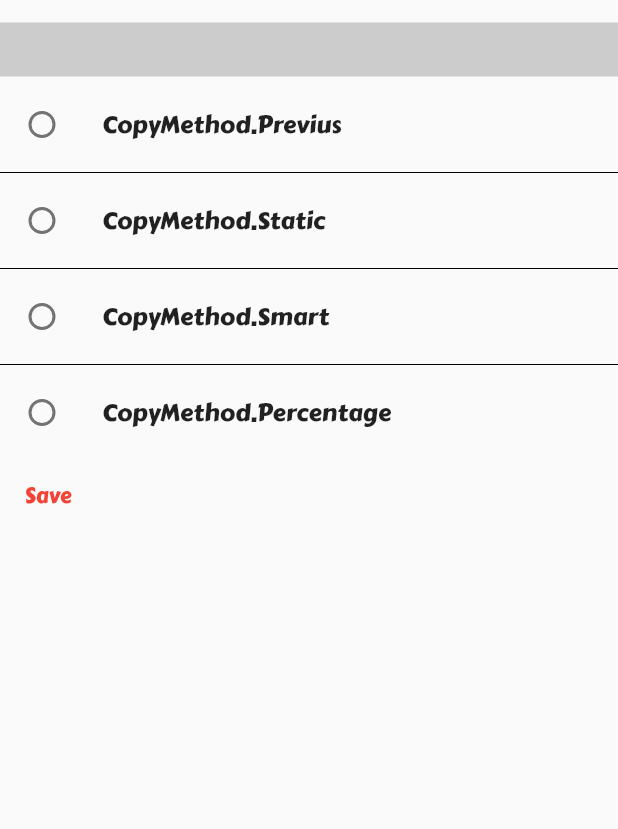
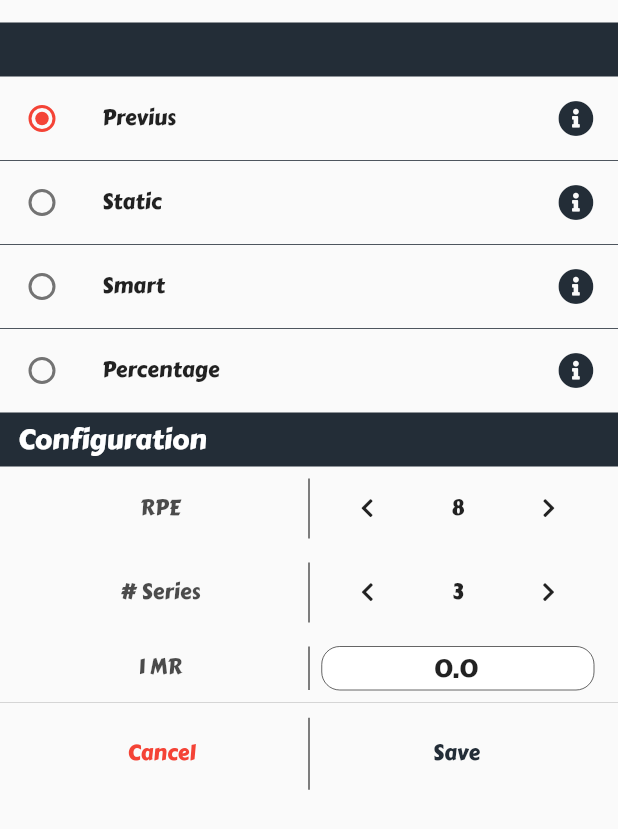
Before and after one commit to mcuv3/Tracktion, a Flutter app: the SaveSetRoutineForm widget shown alone on an empty page, opened directly with empty values, on a phone screen of 412 x 824 dp. Shown: the top 829 px of the screen. Run offline on Flutter 3.47's test engine with Material 2 defaults, Android fonts, the phone set to English and light mode, and no system bars; our stand-ins replace bloc, connectivity, fl_chart, flutter_bloc, flutter_svg, font_awesome_flutter and 4 more; missing offline and left inert: flutter_clean_calendar, flutter_cupertino_date_picker; accounts and stored records are empty; generated files the repository leaves out were written again.

Commit message:
adds ui for set routine pending logic implementation

```diff
--- a/lib/widgets/forms/SaveSetRoutine.dart
+++ b/lib/widgets/forms/SaveSetRoutine.dart
@@ -1,6 +1,11 @@
 import 'package:flutter/material.dart';
+import 'package:font_awesome_flutter/font_awesome_flutter.dart';
+import "package:tracktion/colors/custom_colors.dart";
 import 'package:tracktion/models/app/index.dart';
 import 'package:tracktion/models/tables/Routines.dart';
+import 'package:tracktion/util/enumToString.dart';
+import 'package:tracktion/widgets/inputs/input.dart';
+import 'package:tracktion/widgets/modals/showAnimatedModal.dart';
 
 class SaveSetRoutineForm extends StatefulWidget {
   final Exercise exercise;
@@ -11,65 +16,218 @@ class SaveSetRoutineForm extends StatefulWidget {
 }
 
 class _SaveSetRoutineFormState extends State<SaveSetRoutineForm> {
+  CopyMethod method = CopyMethod.Previus;
+
   final Map<String, String> copyMethods = {
     "Smart":
-        """Base of your prevous workouts with this exercise we provide al list of sets
-    of reps intelligentlly selected for to
-      make progress week by week.""",
-    "Static": """
-      Provide a number of sets that will be copied every time you select this routine,
-      you can provide a RPE target as well.
-    """,
-    "Previus": """
-      Every time you select this routine the most recent and previous set
-      of this exercise  will be copied.
-      """,
-    "Percentage": """
-      For compund exercise like Squat or Deadlift this option allow you to set a
-      percentage target base of your 1MR(Max Repetition) every time you select this routine it will
-      propump with the required value, note that can provide 1MR for flexibility.
-    """,
+        "Base of your prevous workouts with this exercise we provide al list of sets of reps intelligentlly selected for to make progress week by week."
+            "",
+    "Static":
+        "Provide a number of sets that will be copied every time you select this routine, you can provide a RPE target as well.",
+    "Previus":
+        "Every time you select this routine the most recent and previous set of this exercise  will be copied. ",
+    "Percentage":
+        "For compund exercise like Squat or Deadlift this option allow you to set a percentage target base of your 1MR(Max Repetition) every time you select this routine it will propump with the required value, note that can provide 1MR for flexibility.",
   };
+
+  void showDetails(CopyMethod copyMethod) {
+    showAnimatedModal(
+        context,
+        Column(
+          mainAxisSize: MainAxisSize.min,
+          children: [
+            SizedBox(
+              height: 15,
+            ),
+            buildHeader(enumToString(copyMethod)),
+            SizedBox(
+              height: 10,
+            ),
+            Padding(
+              padding: const EdgeInsets.all(12),
+              child: Text(
+                copyMethods[enumToString(copyMethod)],
+                textAlign: TextAlign.justify,
+              ),
+            ),
+          ],
+        ));
+  }
+
+  Widget buildDivided(Widget a, Widget b) {
+    return IntrinsicHeight(
+      child: Padding(
+        padding: const EdgeInsets.all(8.0),
+        child: Row(
+          mainAxisAlignment: MainAxisAlignment.center,
+          children: [
+            Expanded(
+              child: Align(
+                alignment: Alignment.center,
+                child: a,
+              ),
+            ),
+            VerticalDivider(
+              width: 1,
+              color: Colors.black,
+            ),
+            Expanded(
+              child: Align(
+                alignment: Alignment.center,
+                child: b,
+              ),
+            )
+          ],
+        ),
+      ),
+    );
+  }
+
+  Widget buildNumericSelector(dynamic value, Function(String) onPress) {
+    return Row(
+      mainAxisAlignment: MainAxisAlignment.spaceAround,
+      children: [
+        IconButton(
+            visualDensity: VisualDensity.compact,
+            icon: FaIcon(
+              FontAwesomeIcons.chevronLeft,
+              size: 14,
+            ),
+            onPressed: () => onPress("left")),
+        Text(value.toString()),
+        IconButton(
+            visualDensity: VisualDensity.compact,
+            icon: FaIcon(
+              FontAwesomeIcons.chevronRight,
+              size: 14,
+            ),
+            onPressed: () => onPress("rigth")),
+      ],
+    );
+  }
+
+  Container buildHeader(String text) {
+    return Container(
+        width: double.infinity,
+        padding: EdgeInsets.symmetric(horizontal: 12, vertical: 4),
+        decoration:
+            BoxDecoration(color: Theme.of(context).colorScheme.analysis),
+        child: Text(text, style: TextStyle(fontSize: 18, color: Colors.white)));
+  }
 
   @override
   Widget build(BuildContext context) {
     return Container(
       width: double.infinity,
-      margin: EdgeInsets.symmetric(horizontal: 0, vertical: 15),
+      margin: EdgeInsets.only(top: 15),
       child: Column(
         mainAxisSize: MainAxisSize.min,
         crossAxisAlignment: CrossAxisAlignment.start,
         children: [
-          Container(
-              width: double.infinity,
-              padding: EdgeInsets.symmetric(horizontal: 12, vertical: 4),
-              decoration: BoxDecoration(color: Colors.grey.withOpacity(0.5)),
-              child: Text(widget.exercise.name,
-                  style: TextStyle(
-                    fontSize: 18,
-                  ))),
+          buildHeader(widget.exercise.name),
           ...ListTile.divideTiles(
               context: context,
-              color: Colors.black,
+              color: Theme.of(context).colorScheme.analysis.withOpacity(0.8),
               tiles: CopyMethod.values
                   .map((e) => ListTile(
-                        dense: false,
+                        dense: true,
                         contentPadding: EdgeInsets.all(4),
                         leading: Radio(
                           activeColor: Colors.red,
-                          value: true,
-                          groupValue: "Text",
-                          onChanged: (v) {},
+                          value: e,
+                          groupValue: method,
+                          onChanged: (v) {
+                            setState(() {
+                              method = v;
+                            });
+                          },
                         ),
-                        title: Text(e.toString()),
+                        title: Text(enumToString(e),
+                            style: TextStyle(fontSize: 14)),
+                        trailing: IconButton(
+                          color: Theme.of(context).colorScheme.analysis,
+                          icon: FaIcon(
+                            FontAwesomeIcons.infoCircle,
+                            color: Theme.of(context).colorScheme.analysisLight,
+                          ),
+                          onPressed: () {
+                            showDetails(e);
+                          },
+                        ),
                       ))
                   .toList()),
-          TextButton(
-            child: Text("Save"),
-            onPressed: () {
-              Navigator.of(context).pop({"name": "testing"});
-            },
-          )
+          buildHeader("Configuration"),
+          buildDivided(
+              Text("RPE",
+                  style: TextStyle(
+                      fontSize: 14,
+                      color: Theme.of(context)
+                          .colorScheme
+                          .exercise
+                          .withOpacity(0.7))),
+              buildNumericSelector("8", (direction) {})),
+          buildDivided(
+              Text("# Series",
+                  style: TextStyle(
+                      fontSize: 14,
+                      color: Theme.of(context)
+                          .colorScheme
+                          .exercise
+                          .withOpacity(0.7))),
+              buildNumericSelector("3", (direction) {})),
+          buildDivided(
+              Text("1 MR",
+                  style: TextStyle(
+                      fontSize: 14,
+                      color: Theme.of(context)
+                          .colorScheme
+                          .exercise
+                          .withOpacity(0.7))),
+              Padding(
+                padding: const EdgeInsets.symmetric(horizontal: 8),
+                child: TracktionInput(
+                  initialValue: "0.0",
+                  hint: "0.0",
+                  align: TextAlign.center,
+                ),
+              )),
+          Container(
+            padding: EdgeInsets.all(10),
+            decoration: BoxDecoration(
+                border: Border(
+                    top: BorderSide(
+                        color: Colors.black.withOpacity(0.2), width: 0.5))),
+            child: IntrinsicHeight(
+              child: Row(
+                children: [
+                  Expanded(
+                      child: TextButton(
+                    child: Text("Cancel"),
+                    onPressed: () {},
+                  )),
+                  VerticalDivider(
+                    width: 1,
+                    color: Colors.black,
+                  ),
+                  Expanded(
+                      child: TextButton(
+                          style: ButtonStyle(
+                              overlayColor: MaterialStateProperty.all(
+                                  Theme.of(context)
+                                      .colorScheme
+                                      .analysis
+                                      .withOpacity(0.2))),
+                          onPressed: () {},
+                          child: Text("Save",
+                              style: TextStyle(
+                                  color: Theme.of(context)
+                                      .colorScheme
+                                      .analysis)))),
+                ],
+                mainAxisAlignment: MainAxisAlignment.center,
+              ),
+            ),
+          ),
         ],
       ),
     );
--- a/lib/widgets/inputs/input.dart
+++ b/lib/widgets/inputs/input.dart
@@ -9,11 +9,13 @@ class TracktionInput extends StatelessWidget {
   final TextEditingController controller;
   final int maxLength;
   final bool autoFocus;
+  final TextAlign align;
 
   TracktionInput(
       {this.initialValue,
       this.hint,
       this.controller,
+      this.align = TextAlign.start,
       this.maxlines = 1,
       this.validator,
       this.change,
@@ -31,9 +33,11 @@ class TracktionInput extends StatelessWidget {
         onFieldSubmitted: change,
         autofocus: autoFocus,
         onSaved: change,
+        textAlign: align,
         maxLength: maxLength,
         decoration: InputDecoration(
-            errorStyle: TextStyle(color: Colors.black),
+            isCollapsed: true,
+            errorStyle: TextStyle(color: Colors.black, fontSize: 14),
             fillColor: Colors.white,
             filled: true,
             border: OutlineInputBorder(
@@ -41,7 +45,7 @@ class TracktionInput extends StatelessWidget {
                 borderSide: BorderSide(
                     color: Theme.of(context).primaryColor, width: 2.0)),
             isDense: true,
-            contentPadding: EdgeInsets.all(8),
+            contentPadding: EdgeInsets.symmetric(horizontal: 8, vertical: 2),
             hintText: hint));
   }
 }
```
